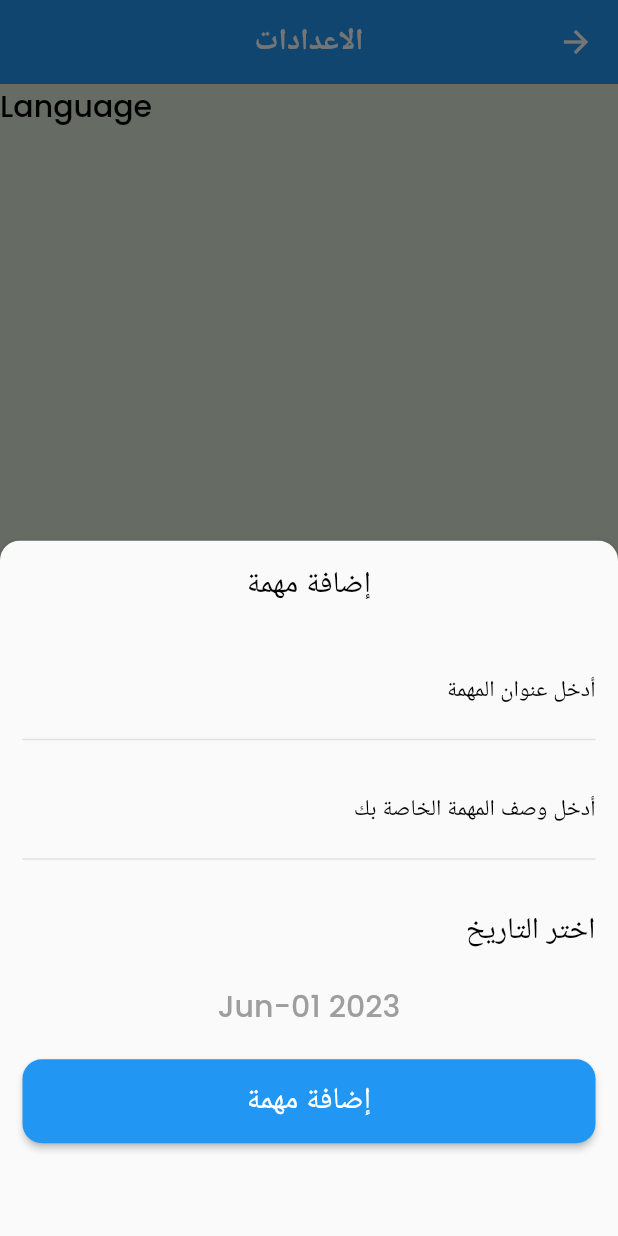
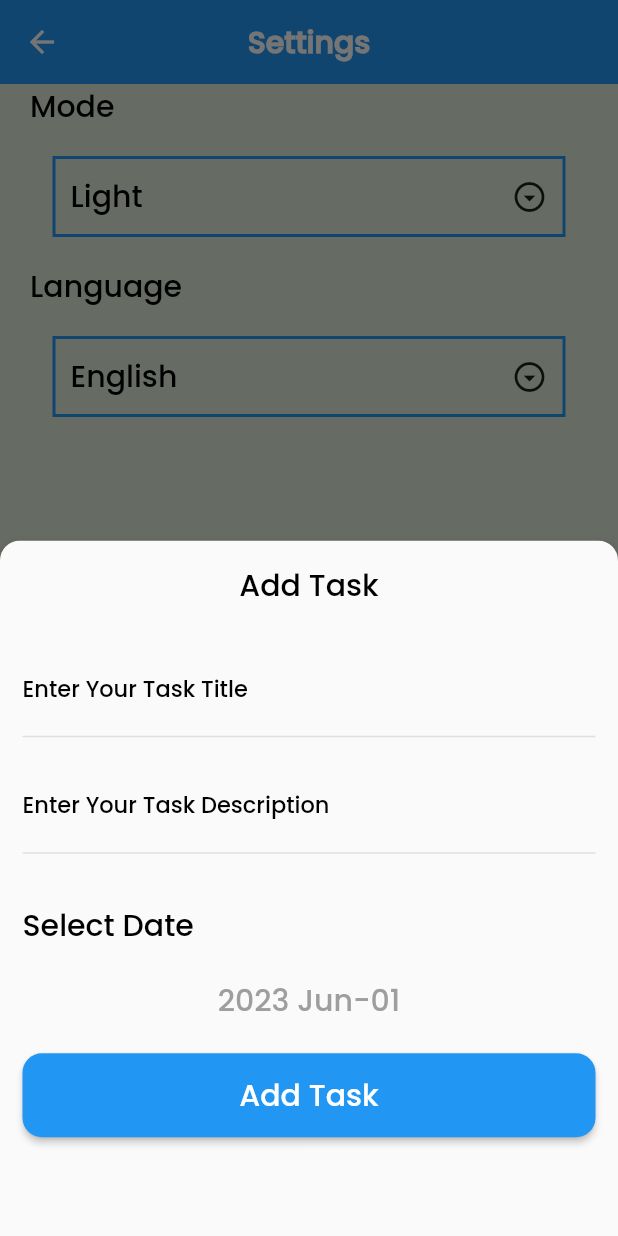
Before and after one commit to HalimWagih66/todo_app, a Flutter app: the HomeScreen screen opened by its route, item 2 of the bottom bar chosen, after a tap on the "add" icon, on a phone screen of 412 x 824 dp. Run offline on Flutter 3.47's test engine with Material 2 defaults, Android fonts, the light colour scheme and no system bars; our stand-ins replace awesome_dialog, cloud_firestore, firebase_auth, firebase_core, flutter_slidable; accounts and stored records are empty; generated files the repository leaves out were written again.

Commit message:
+ finish ui settings tap and update theme

```diff
--- a/lib/layout screen/home screen.dart
+++ b/lib/layout screen/home screen.dart
@@ -59,7 +59,7 @@ class _HomeScreenState extends State<HomeScreen> {
     showModalBottomSheet(
         context: context,
         builder: (buildContext) {
-          return ShowModalBottomSheet();
+          return ShowModalBottomSheetAddTask();
         },
         elevation: 5,
         shape: RoundedRectangleBorder(
--- a/lib/layout screen/settings tap/settings_tap.dart
+++ b/lib/layout screen/settings tap/settings_tap.dart
@@ -1,14 +1,85 @@
 import 'package:flutter/material.dart';
+import 'package:flutter_gen/gen_l10n/app_localizations.dart';
 
-class SettingsTap extends StatelessWidget {
+import 'bottom sheet language.dart';
+import 'bottom sheet theming.dart';
+class SettingsTap extends StatefulWidget {
+  @override
+  State<SettingsTap> createState() => _SettingsTapState();
+}
+
+class _SettingsTapState extends State<SettingsTap> {
   @override
   Widget build(BuildContext context) {
+    String selectedValue = "Light";
     return Container(
+      padding: EdgeInsets.symmetric(horizontal: 20),
       child: Column(
+        crossAxisAlignment:CrossAxisAlignment.stretch,
         children: [
-          Text("Language"),
+          Text(AppLocalizations.of(context)!.mode),
+          SizedBox(height: 18,),
+          GestureDetector(
+            onTap: (){
+              showBottomSheetChoiceTheming();
+            },
+            child: Container(
+              margin: EdgeInsets.symmetric(horizontal: 15),
+              padding: EdgeInsets.all(10),
+              decoration: BoxDecoration(
+                border: Border.all(color: Theme.of(context).primaryColor,style: BorderStyle.solid,width: 2),
+              ),
+              child: Row(
+                mainAxisAlignment: MainAxisAlignment.spaceBetween,
+                children: [
+                  Text(AppLocalizations.of(context)!.light),
+                  Icon(Icons.arrow_drop_down_circle_outlined)
+                ],
+              ),
+            ),
+          ),
+          SizedBox(height: 18,),
+          Text(AppLocalizations.of(context)!.language),
+          SizedBox(height: 18,),
+          InkWell(
+            onTap: (){
+              showBottomSheetChoiceLanguage();
+            },
+            child: Container(
+              margin: EdgeInsets.symmetric(horizontal: 15),
+              padding: EdgeInsets.all(10),
+              decoration: BoxDecoration(
+                border: Border.all(color: Theme.of(context).primaryColor,style: BorderStyle.solid,width: 2),
+              ),
+              child: Row(
+                mainAxisAlignment: MainAxisAlignment.spaceBetween,
+                children: [
+                  Text("English"),
+                  Icon(Icons.arrow_drop_down_circle_outlined)
+                ],
+              ),
+            ),
+          ),
         ],
       ),
     );
   }
+  void showBottomSheetChoiceTheming(){
+    showModalBottomSheet(context: context, builder: (buildContext){
+      return ShowBottomSheetTheming();
+    },
+        elevation: 5,
+        shape: RoundedRectangleBorder(
+            borderRadius: BorderRadius.only(
+                topRight: Radius.circular(13), topLeft: Radius.circular(13))));
+  }
+  void showBottomSheetChoiceLanguage(){
+    showModalBottomSheet(context: context, builder: (buildContext){
+      return ShowBottomSheetLanguage();
+    },
+        elevation: 5,
+        shape: RoundedRectangleBorder(
+            borderRadius: BorderRadius.only(
+                topRight: Radius.circular(13), topLeft: Radius.circular(13))));
+  }
 }
--- a/lib/layout screen/todos_list/show bottom sheet.dart
+++ b/lib/layout screen/todos_list/show bottom sheet.dart
@@ -7,12 +7,12 @@
 import '../../format/format_date.dart';
 import '../../shared/components/TextFormField/custom_form_field.dart';
 
-class ShowModalBottomSheet extends StatefulWidget {
+class ShowModalBottomSheetAddTask extends StatefulWidget {
   @override
-  State<ShowModalBottomSheet> createState() => _ShowModalBottomSheetState();
+  State<ShowModalBottomSheetAddTask> createState() => _ShowModalBottomSheetAddTaskState();
 }
 
-class _ShowModalBottomSheetState extends State<ShowModalBottomSheet> {
+class _ShowModalBottomSheetAddTaskState extends State<ShowModalBottomSheetAddTask> {
   TextEditingController titleController = TextEditingController();
 
   TextEditingController descController = TextEditingController();
--- a/lib/login/login screen.dart
+++ b/lib/login/login screen.dart
@@ -33,7 +33,7 @@ class _LoginScreenState extends State<LoginScreen> {
   Widget build(BuildContext context) {
     return Container(
       decoration: BoxDecoration(
-          color: Colors.white,
+          color: Color(0xffDFECDB),
           image: DecorationImage(
             image: AssetImage(
                 "assets/images/register screen/register_background.png"),
@@ -132,7 +132,7 @@ class _LoginScreenState extends State<LoginScreen> {
                     style: ElevatedButton.styleFrom(
                       padding:
                           EdgeInsets.symmetric(vertical: 15, horizontal: 33),
-                      backgroundColor: Colors.white,
+                      backgroundColor: Color(0xffDFECDB),
                       elevation: 20,
                       shape: RoundedRectangleBorder(
                         borderRadius: BorderRadius.circular(15),
--- a/lib/main.dart
+++ b/lib/main.dart
@@ -33,7 +33,7 @@ class MyApp extends StatelessWidget {
         HomeScreen.routeName:(context)=>HomeScreen(),
         SplashScreen.routeName:(context)=>SplashScreen(),
       },
-      initialRoute: SplashScreen.routeName,
+      initialRoute: LoginScreen.routeName,
       localizationsDelegates: [
         AppLocalizations.delegate, // Add this line
         GlobalMaterialLocalizations.delegate,
@@ -44,7 +44,7 @@ class MyApp extends StatelessWidget {
         Locale('en'), // English
         Locale('ar'), // arabic
       ],
-      locale: Locale("ar"),
+      locale: Locale("en"),
       theme: ThemeData(
         primarySwatch: Colors.blue,
         scaffoldBackgroundColor: Colors.transparent,
--- a/lib/register screen/register screen.dart
+++ b/lib/register screen/register screen.dart
@@ -37,7 +37,7 @@ class _RegisterScreenState extends State<RegisterScreen> {
   Widget build(BuildContext context) {
     return Container(
       decoration: BoxDecoration(
-          color: Colors.white,
+          color: Color(0xffDFECDB),
           image: DecorationImage(
             image: AssetImage(
                 "assets/images/register screen/register_background.png"),
@@ -175,6 +175,7 @@ class _RegisterScreenState extends State<RegisterScreen> {
                   ElevatedButton(onPressed: () {
                     createAccount();
                   }, child: Container(
+                    color: Color(0xffDFECDB),
                     child: Row(
                       mainAxisAlignment: MainAxisAlignment.spaceBetween,
                       children: [
@@ -187,7 +188,7 @@ class _RegisterScreenState extends State<RegisterScreen> {
                     style: ElevatedButton.styleFrom(
                       padding: EdgeInsets.symmetric(
                           vertical: 15, horizontal: 33),
-                      backgroundColor: Colors.white,
+                      backgroundColor: Color(0xffDFECDB),
                       elevation: 20,
                       shape: RoundedRectangleBorder(
                         borderRadius: BorderRadius.circular(15),
--- a/pubspec.yaml
+++ b/pubspec.yaml
@@ -45,6 +45,7 @@ dependencies:
   intl: any
   flutter_slidable: ^3.0.0
   localization: ^2.1.0
+  dropdown_button2: ^2.1.3
 
 dev_dependencies:
   flutter_test:
```
Also changed, not shown: lib/layout screen/settings tap/bottom sheet language.dart (added, +58 -0 lines), lib/layout screen/settings tap/bottom sheet theming.dart (added, +58 -0 lines), pubspec.lock.
